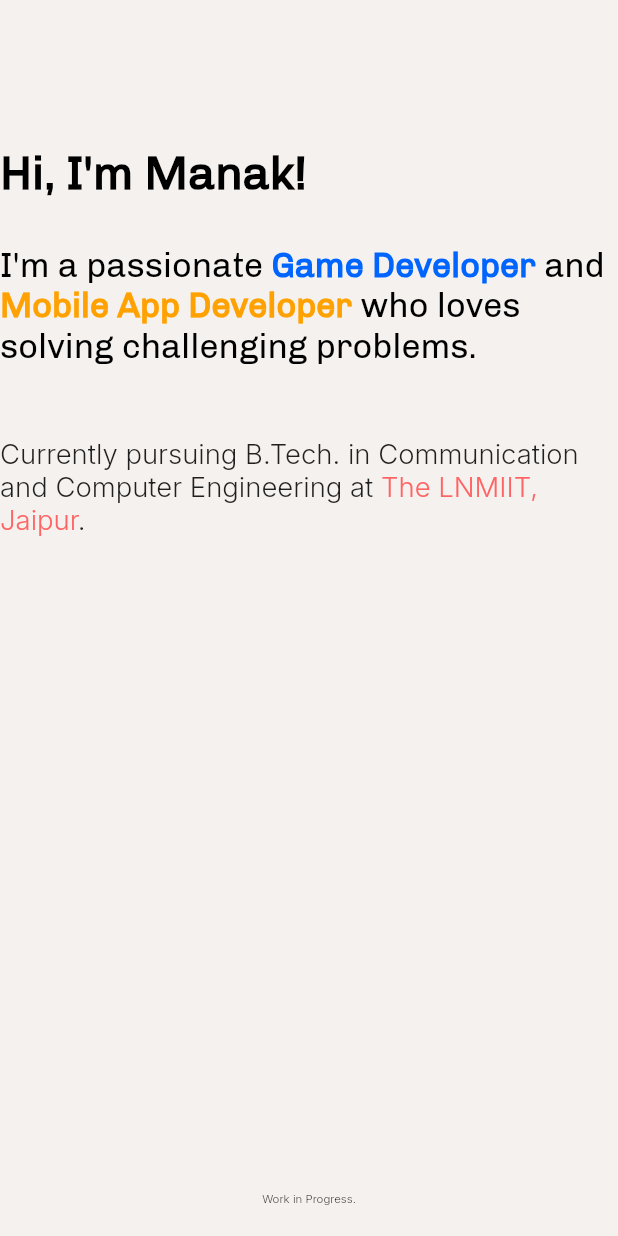
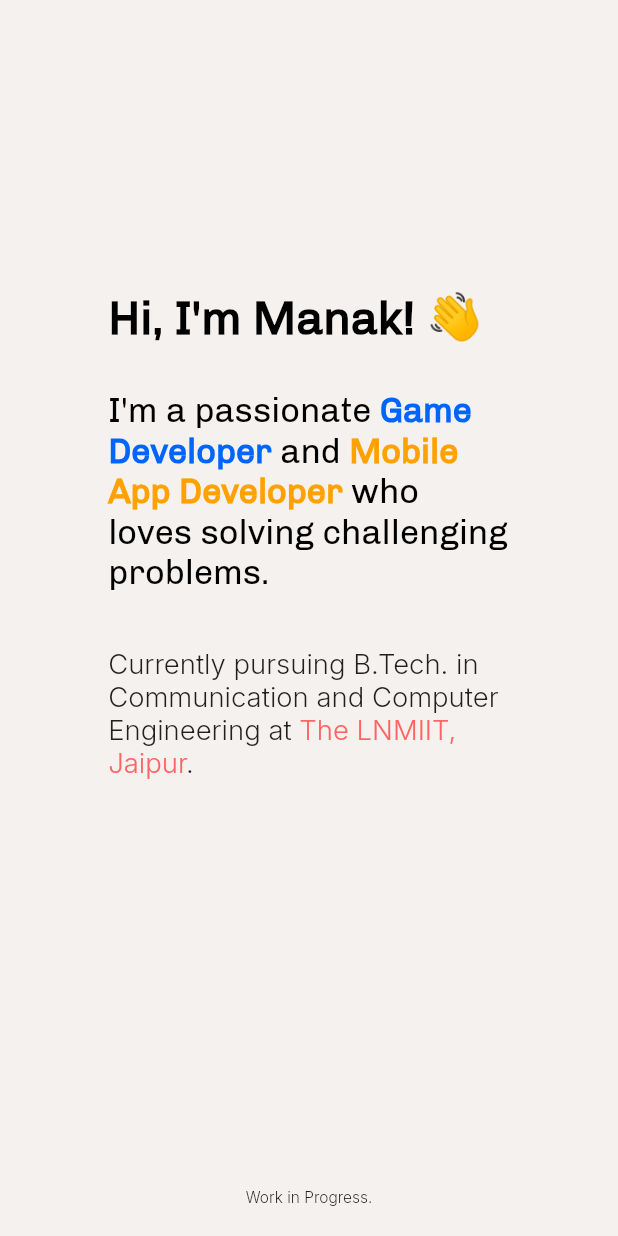
Before and after one commit to manakmishra/manakmishra.github.io, a Flutter app: the screen it shows after launch, on a phone screen of 412 x 824 dp. Run offline on Flutter 3.47's test engine with Material 2 defaults, Android fonts, the phone set to English and light mode, and no system bars; our stand-ins replace sizer, url_strategy.

Commit message:
changed padding for responsiveness

```diff
--- a/lib/home.dart
+++ b/lib/home.dart
@@ -13,15 +13,15 @@ class Home extends StatelessWidget {
           mainAxisAlignment: MainAxisAlignment.spaceBetween,
           children: [
             Container(
-              padding: EdgeInsets.only(top: 23.5.w),
+              padding: EdgeInsets.only(top: SizerUtil.orientation == Orientation.landscape ? 23.5.w : 23.5.h),
               child: Column(
                 mainAxisAlignment: MainAxisAlignment.center,
                 children: [
                   Container(
-                    width: 65.h,
+                    width: SizerUtil.orientation == Orientation.landscape ? 65.h : 65.w,
                     padding: EdgeInsets.only(bottom: 3.5.h),
                     child: Text(
-                      "Hi, I'm Manak!",
+                      "Hi, I'm Manak! 👋",
                       style: TextStyle(
                         fontFamily: "Chivo",
                         fontWeight: FontWeight.w700,
@@ -31,8 +31,8 @@ class Home extends StatelessWidget {
                     ),
                   ),
                   Container(
-                    width: 65.h,
-                    padding: EdgeInsets.only(bottom: 48),
+                    width: SizerUtil.orientation == Orientation.landscape ? 65.h : 65.w,
+                    padding: EdgeInsets.only(bottom: 4.44.h),
                     child: RichText(
                       text: TextSpan(
                         children: <TextSpan>[
@@ -86,7 +86,7 @@ class Home extends StatelessWidget {
                     )
                   ),
                   Container(
-                    width: 65.h,
+                    width: SizerUtil.orientation == Orientation.landscape ? 65.h : 65.w,
                     child: RichText(
                       text: TextSpan(
                         children: <TextSpan>[
@@ -133,7 +133,7 @@ class Home extends StatelessWidget {
                     fontFamily: "Inter",
                     fontWeight: FontWeight.w300,
                     color: Colors.black87,
-                    fontSize: 5.56.sp,
+                    fontSize: 7.5.sp,
                   ),
                 ),
               ),
```
